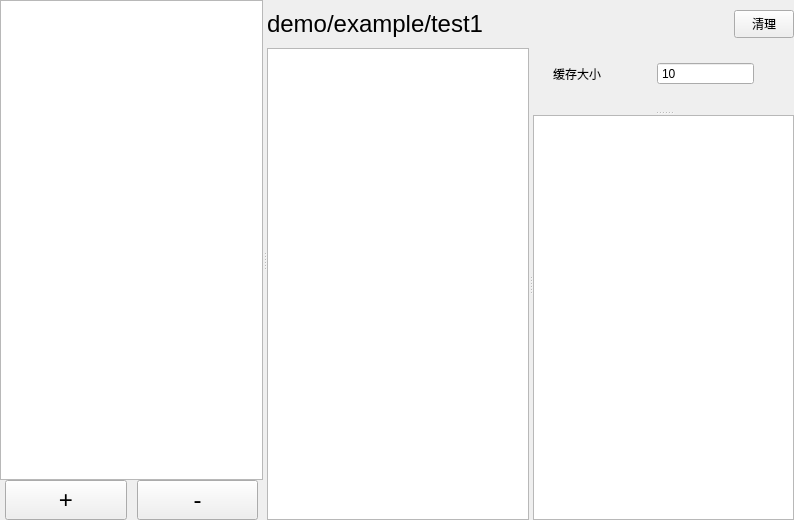
Qt form src/page_sub/page_sub.ui (sanri/zenoh-hammer) before a commit.
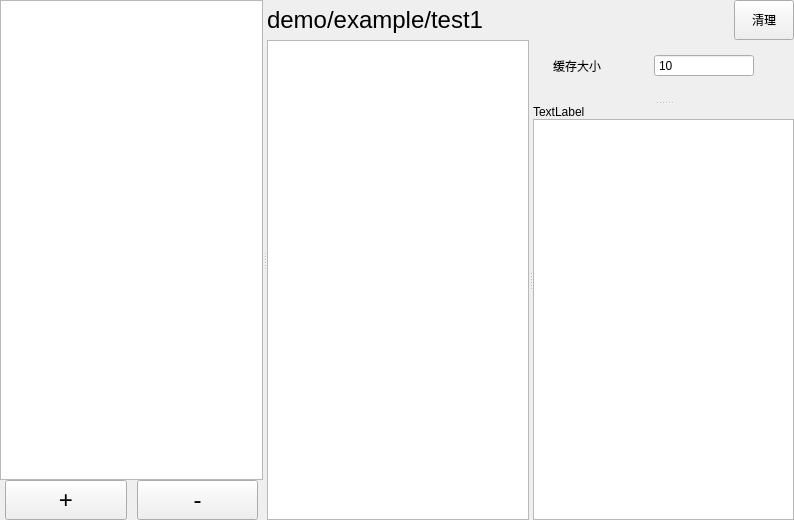
The same form after that commit.

What changed in the file:
```diff
--- a/src/page_sub/page_sub.ui
+++ b/src/page_sub/page_sub.ui
@@ -13,7 +13,7 @@
   <property name="windowTitle">
    <string notr="true"/>
   </property>
-  <layout class="QVBoxLayout" name="verticalLayout_3">
+  <layout class="QVBoxLayout" name="verticalLayout_4">
    <property name="spacing">
     <number>0</number>
    </property>
@@ -106,15 +106,12 @@
       </layout>
      </widget>
      <widget class="QWidget" name="layoutWidget">
-      <layout class="QVBoxLayout" name="verticalLayout_2" stretch="0,1">
+      <layout class="QVBoxLayout" name="verticalLayout_3">
        <property name="spacing">
-        <number>10</number>
+        <number>0</number>
        </property>
        <property name="sizeConstraint">
-        <enum>QLayout::SetDefaultConstraint</enum>
-       </property>
-       <property name="topMargin">
-        <number>10</number>
+        <enum>QLayout::SetMinimumSize</enum>
        </property>
        <item>
         <layout class="QHBoxLayout" name="horizontalLayout_2">
@@ -122,7 +119,7 @@
           <number>0</number>
          </property>
          <property name="sizeConstraint">
-          <enum>QLayout::SetDefaultConstraint</enum>
+          <enum>QLayout::SetMinimumSize</enum>
          </property>
          <item>
           <widget class="QLabel" name="key_select_label">
@@ -162,7 +159,14 @@
          <property name="orientation">
           <enum>Qt::Horizontal</enum>
          </property>
-         <widget class="QTreeView" name="keyTreeView"/>
+         <widget class="QTreeView" name="keyTreeView">
+          <property name="minimumSize">
+           <size>
+            <width>0</width>
+            <height>400</height>
+           </size>
+          </property>
+         </widget>
          <widget class="QSplitter" name="splitter_level2">
           <property name="orientation">
            <enum>Qt::Vertical</enum>
@@ -178,6 +182,9 @@
              </rect>
             </property>
             <layout class="QHBoxLayout" name="horizontalLayout_3">
+             <property name="spacing">
+              <number>0</number>
+             </property>
              <item>
               <widget class="QLabel" name="bufferSizeLabel">
                <property name="text">
@@ -204,7 +211,23 @@
             </layout>
            </widget>
           </widget>
-          <widget class="QTableView" name="valueTableView"/>
+          <widget class="QWidget" name="layoutWidget">
+           <layout class="QVBoxLayout" name="verticalLayout_2">
+            <property name="spacing">
+             <number>0</number>
+            </property>
+            <item>
+             <widget class="QLabel" name="label">
+              <property name="text">
+               <string>TextLabel</string>
+              </property>
+             </widget>
+            </item>
+            <item>
+             <widget class="QTableView" name="valueTableView"/>
+            </item>
+           </layout>
+          </widget>
          </widget>
         </widget>
        </item>
```
